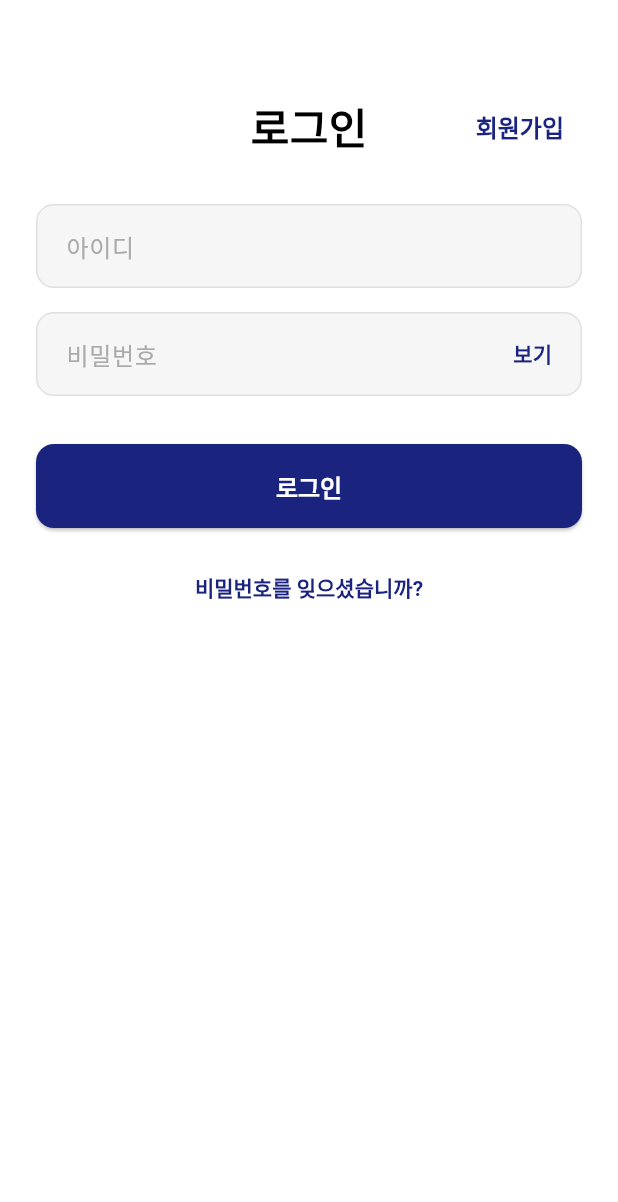
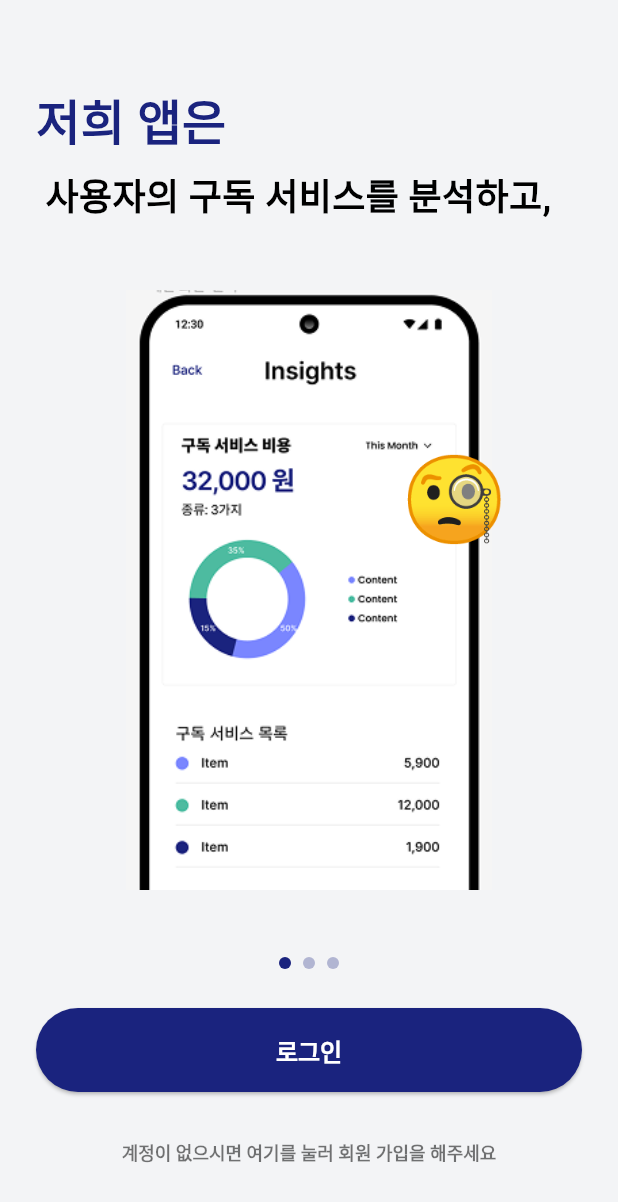
Before and after one commit to opensw-subscribe/sub, a Flutter app: the screen it shows after launch, on a phone screen of 412 x 824 dp. Shown: the top 1202 px of the screen. Run offline on Flutter 3.47's test engine with Material 3 defaults, Android fonts, the phone set to English and light mode, and no system bars; drawn by our look-alikes of carousel_slider; Roboto replaces fonts that are missing (Pretendard).

Commit message:
앱 시작 화면

```diff
--- a/poc_app_usage/lib/main.dart
+++ b/poc_app_usage/lib/main.dart
@@ -1,5 +1,5 @@
 import 'package:flutter/material.dart';
-import 'package:poc_app_usage/screens/login_screen.dart';
+import 'package:poc_app_usage/screens/onboarding_screen.dart';
 
 void main() {
   runApp(const MyApp());
@@ -14,19 +14,18 @@ class MyApp extends StatelessWidget {
       debugShowCheckedModeBanner: false,
       title: 'SW Project',
       theme: ThemeData(
-        // [디자인 반영] 메인 브랜드 색상 (로그인 버튼, 일부 텍스트)
         primaryColor: const Color(0xFF1A237E),
         scaffoldBackgroundColor: Colors.white,
 
-        fontFamily: 'Pretendard', // (나중에 적용할 폰트 이름)
+        fontFamily: 'Pretendard',
 
-        // [디자인 반영] 텍스트 입력 필드 테마
+        // 텍스트 입력 필드 테마
         inputDecorationTheme: InputDecorationTheme(
           filled: true,
           fillColor: const Color(0xFFF6F6F6), // 배경색 연한 회색
           contentPadding: const EdgeInsets.symmetric(vertical: 16.0, horizontal: 16.0),
           border: OutlineInputBorder(
-            borderRadius: BorderRadius.circular(12.0), // 둥근 모서리 (이미지 기반)
+            borderRadius: BorderRadius.circular(12.0), // 둥근 모서리
             borderSide: const BorderSide(color: Color(0xFFE0E0E0), width: 1.0), // 아주 연한 회색 테두리
           ),
           enabledBorder: OutlineInputBorder(
@@ -40,7 +39,7 @@ class MyApp extends StatelessWidget {
           hintStyle: const TextStyle(color: Color(0xFFAAAAAA)), // 힌트 텍스트 색상
         ),
 
-        // [디자인 반영] Elevated 버튼 테마
+        // Elevated 버튼 테마
         elevatedButtonTheme: ElevatedButtonThemeData(
           style: ElevatedButton.styleFrom(
             backgroundColor: const Color(0xFF1A237E), // 남색
@@ -56,7 +55,7 @@ class MyApp extends StatelessWidget {
           ),
         ),
 
-        // [디자인 반영] Text 버튼 테마 (회원가입, 비밀번호 찾기)
+        // Text 버튼 테마 (회원가입, 비밀번호 찾기)
         textButtonTheme: TextButtonThemeData(
           style: TextButton.styleFrom(
             foregroundColor: const Color(0xFF1A237E), // 남색
@@ -67,7 +66,7 @@ class MyApp extends StatelessWidget {
           ),
         ),
       ),
-      home: const LoginScreen(),
+      home: const OnboardingScreen(),
     );
   }
 }
--- /dev/null
+++ b/poc_app_usage/lib/screens/onboarding_screen.dart
@@ -0,0 +1,234 @@
+import 'package:flutter/material.dart';
+import 'package:carousel_slider/carousel_slider.dart';
+import 'package:poc_app_usage/screens/login_screen.dart';
+import 'package:poc_app_usage/screens/signup_screen.dart';
+
+enum EmojiPosition { belowDescription, bottomRightOfPhone, middleRightOfPhone }
+
+// 각 슬라이드의 내용물
+class OnboardingItem {
+  final String mainTitle;
+  final String description;
+  final String emoji;
+  final String imagePath;
+  final EmojiPosition emojiPosition;
+
+  OnboardingItem({
+    required this.mainTitle,
+    required this.description,
+    required this.emoji,
+    required this.imagePath,
+    required this.emojiPosition,
+  });
+}
+
+class OnboardingScreen extends StatefulWidget {
+  const OnboardingScreen({super.key});
+
+  @override
+  State<OnboardingScreen> createState() => _OnboardingScreenState();
+}
+
+class _OnboardingScreenState extends State<OnboardingScreen> {
+  // 1. 슬라이드 3페이지의 내용 정의
+  final List<OnboardingItem> _items = [
+    OnboardingItem(
+      mainTitle: '저희 앱은',
+      description: ' 사용자의 구독 서비스를 분석하고,',
+      emoji: '🧐',
+      imagePath: 'assets/images/onboarding_1.png',
+      emojiPosition: EmojiPosition.belowDescription,
+    ),
+    OnboardingItem(
+      mainTitle: '저희 앱은',
+      description: ' 사용자의 서비스별 만족도를\n 시각화하여 안내하고,',
+      emoji: '🙂',
+      imagePath: 'assets/images/onboarding_2.png',
+      emojiPosition: EmojiPosition.bottomRightOfPhone,
+    ),
+    OnboardingItem(
+      mainTitle: '저희 앱은',
+      description: ' 해지하였을 때의 비용을\n 계산 해 줍니다',
+      emoji: '🤔',
+      imagePath: 'assets/images/onboarding_3.png',
+      emojiPosition: EmojiPosition.middleRightOfPhone,
+    ),
+  ];
+
+  int _currentIndex = 0;
+  final CarouselSliderController _controller = CarouselSliderController();
+
+  @override
+  Widget build(BuildContext context) {
+    return Scaffold(
+      backgroundColor: const Color(0xFFF3F4F6), // 밝은 회색 배경
+      body: SafeArea(
+        child: Column(
+          children: [
+            // 1. 슬라이더가 차지할 영역
+            Expanded(
+              child: CarouselSlider.builder(
+                carouselController: _controller,
+                itemCount: _items.length,
+                itemBuilder: (context, index, realIndex) {
+                  return _buildOnboardingPage(_items[index]);
+                },
+                options: CarouselOptions(
+                  height: double.infinity,
+                  autoPlay: true,
+                  autoPlayInterval: const Duration(seconds: 4),
+                  viewportFraction: 1.0,
+                  onPageChanged: (index, reason) {
+                    setState(() { _currentIndex = index; });
+                  },
+                ),
+              ),
+            ),
+
+            // 2. 페이지 인디케이터 (점 3개) - 남색
+            Row(
+              mainAxisAlignment: MainAxisAlignment.center,
+              children: _items.asMap().entries.map((entry) {
+                return GestureDetector(
+                  onTap: () => _controller.animateToPage(
+                    entry.key,
+                    duration: const Duration(milliseconds: 300),
+                    curve: Curves.ease,
+                  ),
+                  child: Container(
+                    width: 8.0,
+                    height: 8.0,
+                    margin: const EdgeInsets.symmetric(vertical: 10.0, horizontal: 4.0),
+                    decoration: BoxDecoration(
+                      shape: BoxShape.circle,
+                      color: _currentIndex == entry.key
+                          ? const Color(0xFF1A237E)
+                          : const Color(0xFF1A237E).withOpacity(0.3),
+                    ),
+                  ),
+                );
+              }).toList(),
+            ),
+
+            // 3. 로그인 버튼 - 남색 배경
+            Padding(
+              padding: const EdgeInsets.symmetric(horizontal: 24.0, vertical: 16.0),
+              child: ElevatedButton(
+                style: ElevatedButton.styleFrom(
+                  backgroundColor: const Color(0xFF1A237E), // 남색 배경
+                  foregroundColor: Colors.white, // 흰색 글씨
+                  minimumSize: const Size(double.infinity, 50),
+                  shape: RoundedRectangleBorder(
+                    borderRadius: BorderRadius.circular(100.0),
+                  ),
+                ),
+                onPressed: () {
+                  Navigator.pushReplacement(
+                    context,
+                    MaterialPageRoute(builder: (context) => const LoginScreen()),
+                  );
+                },
+                child: const Text('로그인', style: TextStyle(fontSize: 16, fontWeight: FontWeight.bold)),
+              ),
+            ),
+
+            // 4. 회원가입 버튼 - 검은색 계열 텍스트
+            TextButton(
+              onPressed: () {
+                Navigator.push(
+                  context,
+                  MaterialPageRoute(builder: (context) => const SignupScreen()),
+                );
+              },
+              child: const Text(
+                '계정이 없으시면 여기를 눌러 회원 가입을 해주세요',
+                style: TextStyle(color: Colors.black54, fontSize: 12),
+              ),
+            ),
+            const SizedBox(height: 32),
+          ],
+        ),
+      ),
+    );
+  }
+
+  // 각 슬라이드 페이지의 UI를 만드는 함수
+  Widget _buildOnboardingPage(OnboardingItem item) {
+    return Padding(
+      padding: const EdgeInsets.symmetric(horizontal: 24.0),
+      child: Column(
+        crossAxisAlignment: CrossAxisAlignment.start,
+        children: [
+          const SizedBox(height: 60),
+
+          // 1. 텍스트 블록
+          Column(
+            crossAxisAlignment: CrossAxisAlignment.start,
+            children: [
+              Text(
+                item.mainTitle,
+                style: const TextStyle(
+                  fontSize: 32,
+                  fontWeight: FontWeight.bold,
+                  color: Color(0xFF1A237E),
+                  height: 1.2,
+                ),
+              ),
+              const SizedBox(height: 12),
+              Text(
+                item.description,
+                style: const TextStyle(
+                  fontSize: 24,
+                  fontWeight: FontWeight.bold,
+                  color: Colors.black,
+                  height: 1.4,
+                ),
+              ),
+            ],
+          ),
+
+          const SizedBox(height: 10), // 텍스트/이모지와 폰 이미지 사이 간격
+
+          // 2. 폰 목업 이미지 + 이모지 (동적 배치)
+          Expanded(
+            child: Center(
+              child: Stack(
+                clipBehavior: Clip.none,
+                alignment: Alignment.center,
+                children: [
+                  // 2-1. 폰 목업 이미지
+                  Image.asset(
+                    item.imagePath,
+                    height: 400,
+                    fit: BoxFit.contain,
+                  ),
+
+                  if (item.emojiPosition == EmojiPosition.belowDescription)
+                    Positioned(
+                      right: -10,
+                      top: 100,
+                      child: Text(item.emoji, style: const TextStyle(fontSize: 56)),
+                    ),
+
+                  if (item.emojiPosition == EmojiPosition.bottomRightOfPhone)
+                    Positioned(
+                      left: -20,
+                      bottom: -30,
+                      child: Text(item.emoji, style: const TextStyle(fontSize: 56)),
+                    ),
+
+                  if (item.emojiPosition == EmojiPosition.middleRightOfPhone)
+                    Positioned(
+                      right: -20,
+                      top: 190,
+                      child: Text(item.emoji, style: const TextStyle(fontSize: 56)),
+                    ),
+                ],
+              ),
+            ),
+          ),
+        ],
+      ),
+    );
+  }
+}
--- a/poc_app_usage/pubspec.yaml
+++ b/poc_app_usage/pubspec.yaml
@@ -35,6 +35,7 @@ dependencies:
   # Use with the CupertinoIcons class for iOS style icons.
   cupertino_icons: ^1.0.8
   app_usage: ^4.0.1
+  carousel_slider: ^5.1.1
 
 dev_dependencies:
   flutter_test:
@@ -59,7 +60,8 @@ flutter:
   uses-material-design: true
 
   # To add assets to your application, add an assets section, like this:
-  # assets:
+  assets:
+      - assets/images/
   #   - images/a_dot_burr.jpeg
   #   - images/a_dot_ham.jpeg
 
```
Also changed, not shown: poc_app_usage/assets/images/onboarding_1.png (added), poc_app_usage/assets/images/onboarding_2.png (added), poc_app_usage/assets/images/onboarding_3.png (added), poc_app_usage/pubspec.lock.
